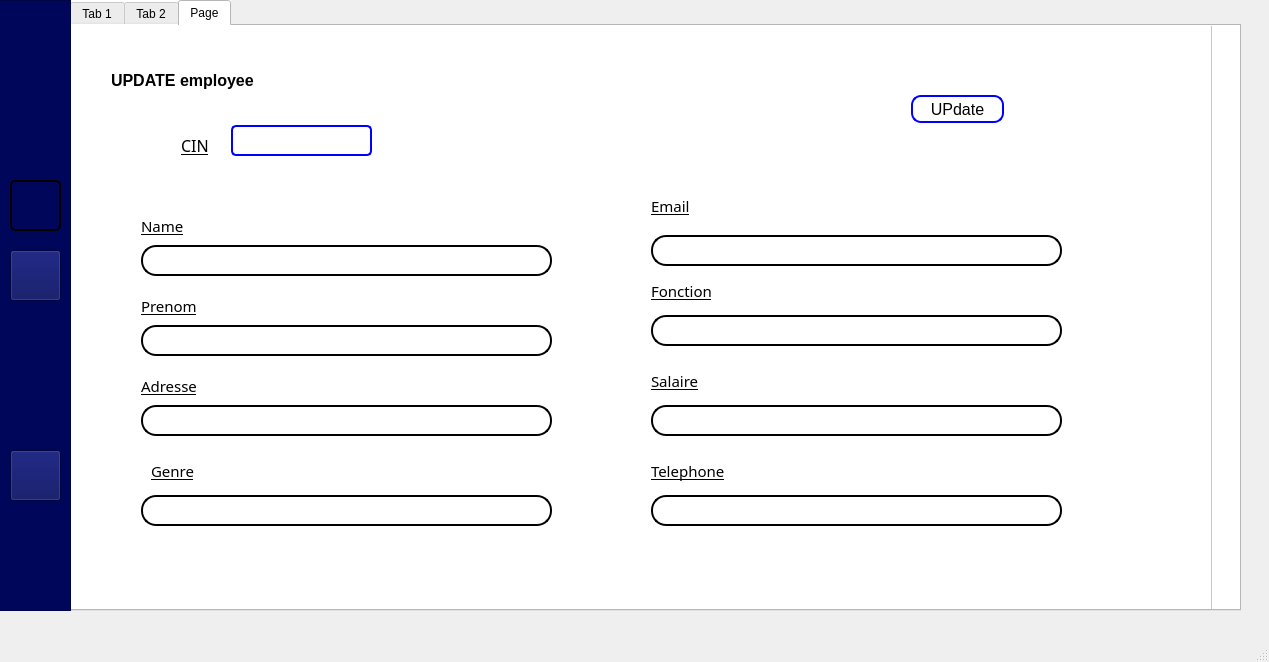
Old version of the form mainwindow.ui in the repository Projet-CPP-2A6/Nautica.
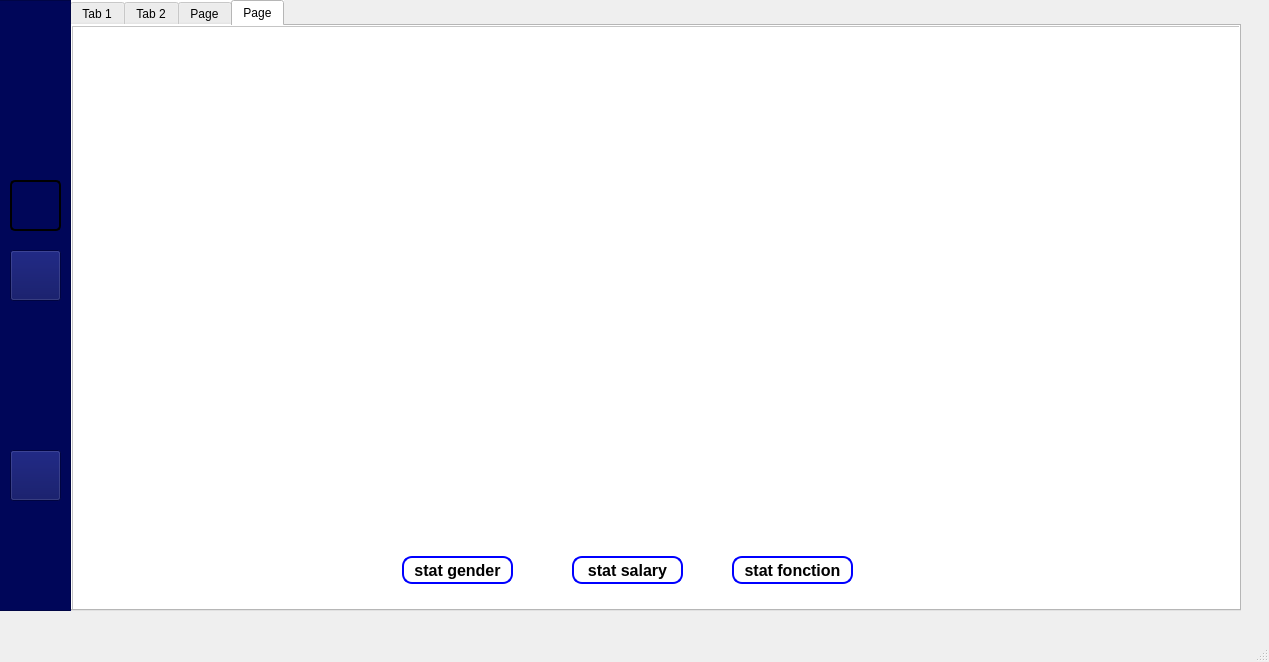
New version of the form. The open tabs and pages were chosen to show the change. Icons and pictures are not drawn.

What changed in the file:
```diff
--- a/mainwindow.ui
+++ b/mainwindow.ui
@@ -592,7 +592,7 @@
        <string notr="true">background:rgb(255, 255, 255);</string>
       </property>
       <property name="currentIndex">
-       <number>2</number>
+       <number>3</number>
       </property>
       <widget class="QWidget" name="gestion_employes">
        <attribute name="title">
@@ -1277,7 +1277,7 @@
          <rect>
           <x>-11</x>
           <y>-1</y>
-          <width>1151</width>
+          <width>1181</width>
           <height>591</height>
          </rect>
         </property>
@@ -1733,6 +1733,173 @@
          </property>
          <property name="text">
           <string>UPdate</string>
+         </property>
+        </widget>
+        <widget class="QPushButton" name="pushButton">
+         <property name="geometry">
+          <rect>
+           <x>330</x>
+           <y>100</y>
+           <width>51</width>
+           <height>28</height>
+          </rect>
+         </property>
+         <property name="styleSheet">
+          <string notr="true">QPushButton {
+    background-color: #ffffff; /* Fond blanc */
+    border: 2px solid blue; /* Bordure bleue */
+    border-radius: 10px; /* Coins arrondis */
+    padding: 1px 2px; /* Espacement intérieur */
+    color: black; /* Couleur du texte */
+    font-size: 16px; /* Taille de la police */
+}
+
+QPushButton:hover {
+    background-color: blue; /* Nouvelle couleur de fond au survol */
+    color: white; /* Nouvelle couleur de texte au survol */
+}</string>
+         </property>
+         <property name="text">
+          <string>ok</string>
+         </property>
+        </widget>
+       </widget>
+      </widget>
+      <widget class="QWidget" name="stat">
+       <attribute name="title">
+        <string>Page</string>
+       </attribute>
+       <widget class="QFrame" name="frame">
+        <property name="geometry">
+         <rect>
+          <x>0</x>
+          <y>0</y>
+          <width>1171</width>
+          <height>591</height>
+         </rect>
+        </property>
+        <property name="frameShape">
+         <enum>QFrame::StyledPanel</enum>
+        </property>
+        <property name="frameShadow">
+         <enum>QFrame::Raised</enum>
+        </property>
+        <widget class="QPushButton" name="statGenderPushButton">
+         <property name="geometry">
+          <rect>
+           <x>330</x>
+           <y>530</y>
+           <width>111</width>
+           <height>28</height>
+          </rect>
+         </property>
+         <property name="font">
+          <font>
+           <pointsize>-1</pointsize>
+           <weight>75</weight>
+           <bold>true</bold>
+          </font>
+         </property>
+         <property name="styleSheet">
+          <string notr="true">QPushButton {
+    background-color: #ffffff; /* Fond blanc */
+    border: 2px solid blue; /* Bordure bleue */
+    border-radius: 10px; /* Coins arrondis */
+    padding: 1px 2px; /* Espacement intérieur */
+    color: black; /* Couleur du texte */
+    font-size: 16px; /* Taille de la police */
+}
+
+QPushButton:hover {
+    background-color: blue; /* Nouvelle couleur de fond au survol */
+    color: white; /* Nouvelle couleur de texte au survol */
+}</string>
+         </property>
+         <property name="text">
+          <string>stat gender</string>
+         </property>
+        </widget>
+        <widget class="QLabel" name="Employe_label_Stats">
+         <property name="geometry">
+          <rect>
+           <x>320</x>
+           <y>20</y>
+           <width>491</width>
+           <height>471</height>
+          </rect>
+         </property>
+         <property name="text">
+          <string/>
+         </property>
+        </widget>
+        <widget class="QPushButton" name="statSalaryPushButton">
+         <property name="geometry">
+          <rect>
+           <x>500</x>
+           <y>530</y>
+           <width>111</width>
+           <height>28</height>
+          </rect>
+         </property>
+         <property name="font">
+          <font>
+           <pointsize>-1</pointsize>
+           <weight>75</weight>
+           <bold>true</bold>
+          </font>
+         </property>
+         <property name="styleSheet">
+          <string notr="true">QPushButton {
+    background-color: #ffffff; /* Fond blanc */
+    border: 2px solid blue; /* Bordure bleue */
+    border-radius: 10px; /* Coins arrondis */
+    padding: 1px 2px; /* Espacement intérieur */
+    color: black; /* Couleur du texte */
+    font-size: 16px; /* Taille de la police */
+}
+
+QPushButton:hover {
+    background-color: blue; /* Nouvelle couleur de fond au survol */
+    color: white; /* Nouvelle couleur de texte au survol */
+}</string>
+         </property>
+         <property name="text">
+          <string>stat salary</string>
+         </property>
+        </widget>
+        <widget class="QPushButton" name="statFonctionPushButton">
+         <property name="geometry">
+          <rect>
+           <x>660</x>
+           <y>530</y>
+           <width>121</width>
+           <height>28</height>
+          </rect>
+         </property>
+         <property name="font">
+          <font>
+           <pointsize>-1</pointsize>
+           <weight>75</weight>
+           <bold>true</bold>
+          </font>
+         </property>
+         <property name="styleSheet">
+          <string notr="true">QPushButton {
+    background-color: #ffffff; /* Fond blanc */
+    border: 2px solid blue; /* Bordure bleue */
+    border-radius: 10px; /* Coins arrondis */
+    padding: 1px 2px; /* Espacement intérieur */
+    color: black; /* Couleur du texte */
+    font-size: 16px; /* Taille de la police */
+}
+
+QPushButton:hover {
+    background-color: blue; /* Nouvelle couleur de fond au survol */
+    color: white; /* Nouvelle couleur de texte au survol */
+}</string>
+         </property>
+         <property name="text">
+          <string>stat fonction</string>
          </property>
         </widget>
        </widget>
```
Left out of the diff: 108 changed lines with no effect on the pictures.
